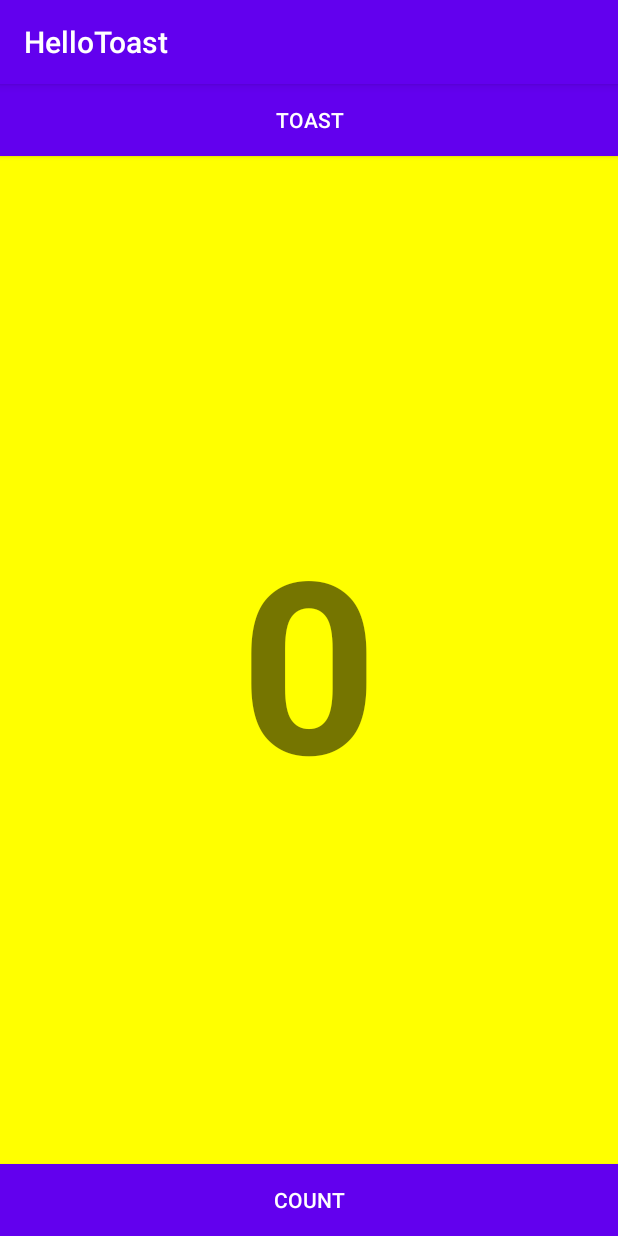
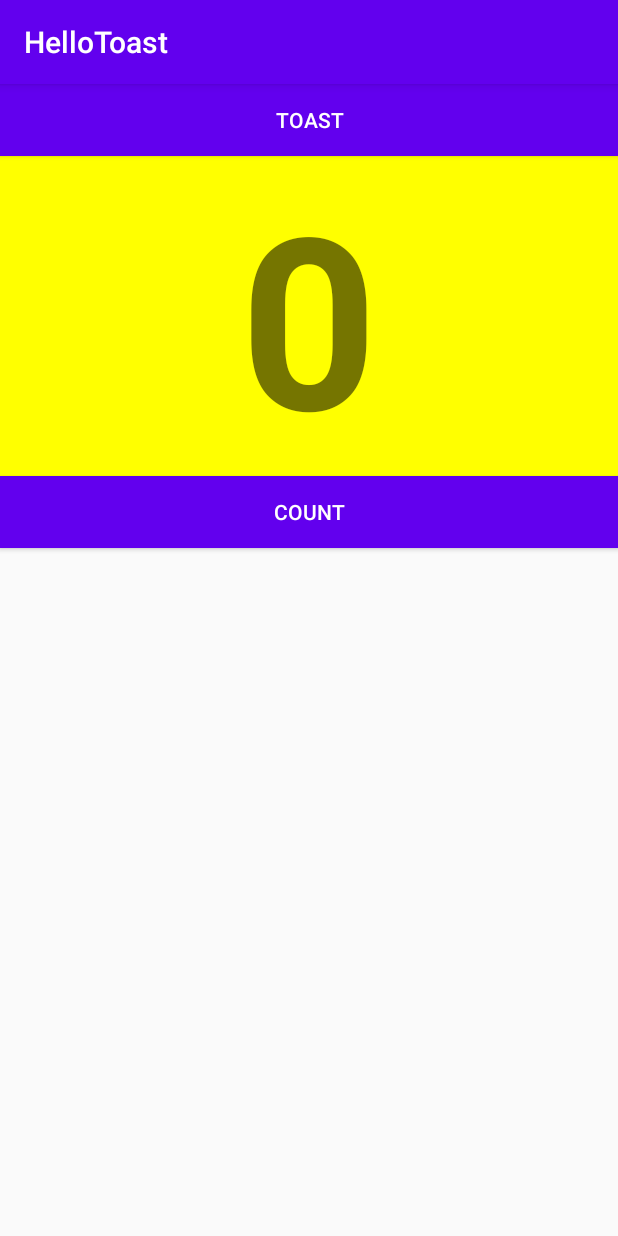
Before and after one commit to samdedy/HelloToast, an Android app: the screen it shows after launch (MainActivity), on a phone screen of 412 x 824 dp. Run offline under Robolectric (Android 15) with nearby library versions, the phone set to English and light mode, and no system bars.

Commit message:
Change the layout to RelativeLayout

```diff
--- a/app/src/main/res/layout/activity_main.xml
+++ b/app/src/main/res/layout/activity_main.xml
@@ -1,5 +1,5 @@
 <?xml version="1.0" encoding="utf-8"?>
-<LinearLayout xmlns:android="http://schemas.android.com/apk/res/android"
+<RelativeLayout xmlns:android="http://schemas.android.com/apk/res/android"
     xmlns:app="http://schemas.android.com/apk/res-auto"
     xmlns:tools="http://schemas.android.com/tools"
     android:layout_width="match_parent"
@@ -20,7 +20,7 @@
         android:id="@+id/txtCount"
         android:layout_width="match_parent"
         android:layout_height="wrap_content"
-        android:layout_weight="1"
+        android:layout_below="@id/btnToast"
         android:background="#FFFF00 "
         android:gravity="center_horizontal|center_vertical"
         android:text="0"
@@ -31,9 +31,10 @@
         android:id="@+id/btnCount"
         android:layout_width="match_parent"
         android:layout_height="wrap_content"
+        android:layout_below="@id/txtCount"
         android:background="@color/colorPrimary"
         android:onClick="countUp"
         android:text="Count"
         android:textColor="@android:color/white" />
 
-</LinearLayout>
+</RelativeLayout>
```
